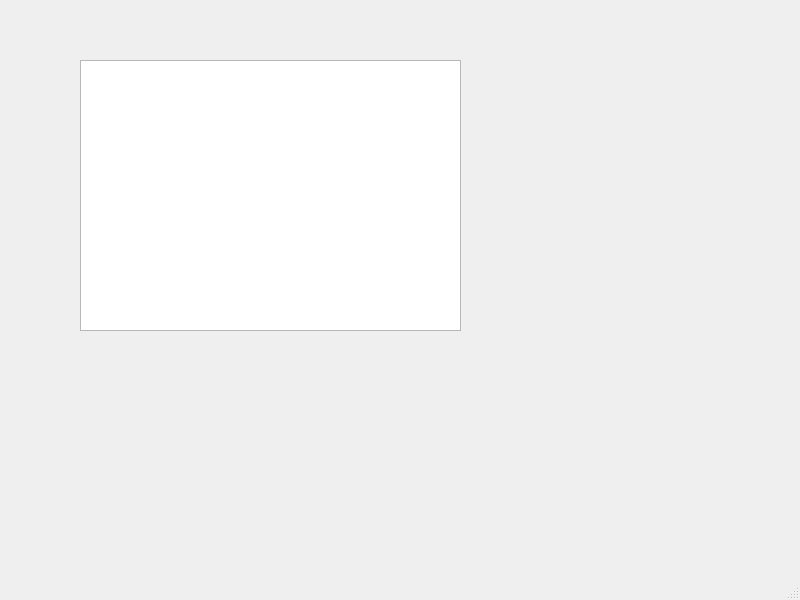
Qt form Lesson2/Lesson2_1/Lesson2_1/mainwindow.ui (napolnyi/Lesson_Qt) before a commit.
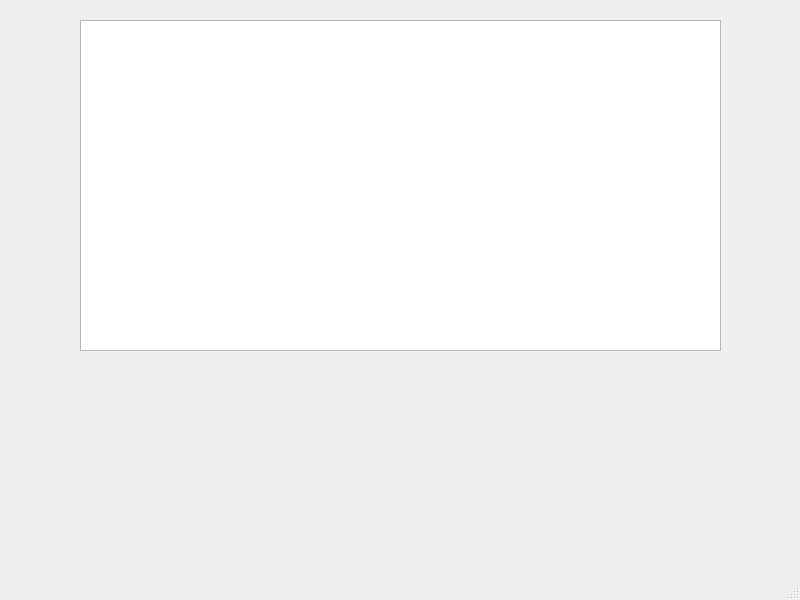
The same form after that commit.

Diff of the .ui file:
```diff
--- a/Lesson2/Lesson2_1/Lesson2_1/mainwindow.ui
+++ b/Lesson2/Lesson2_1/Lesson2_1/mainwindow.ui
@@ -18,9 +18,9 @@
     <property name="geometry">
      <rect>
       <x>80</x>
-      <y>60</y>
-      <width>381</width>
-      <height>271</height>
+      <y>20</y>
+      <width>641</width>
+      <height>331</height>
      </rect>
     </property>
    </widget>
```
